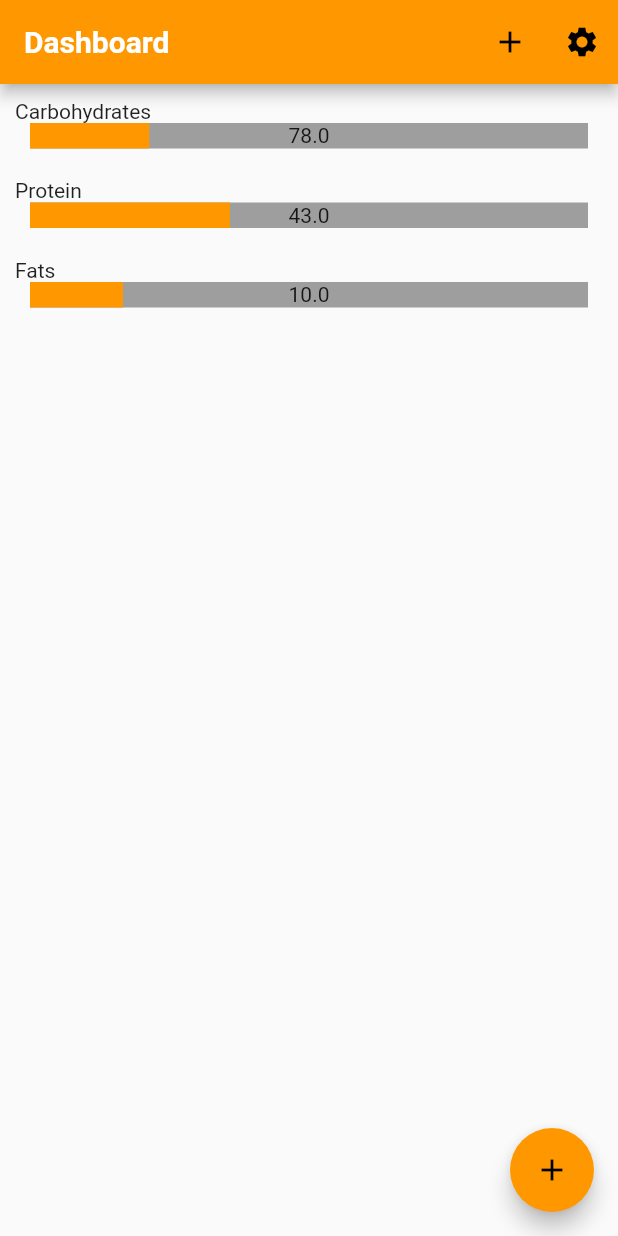
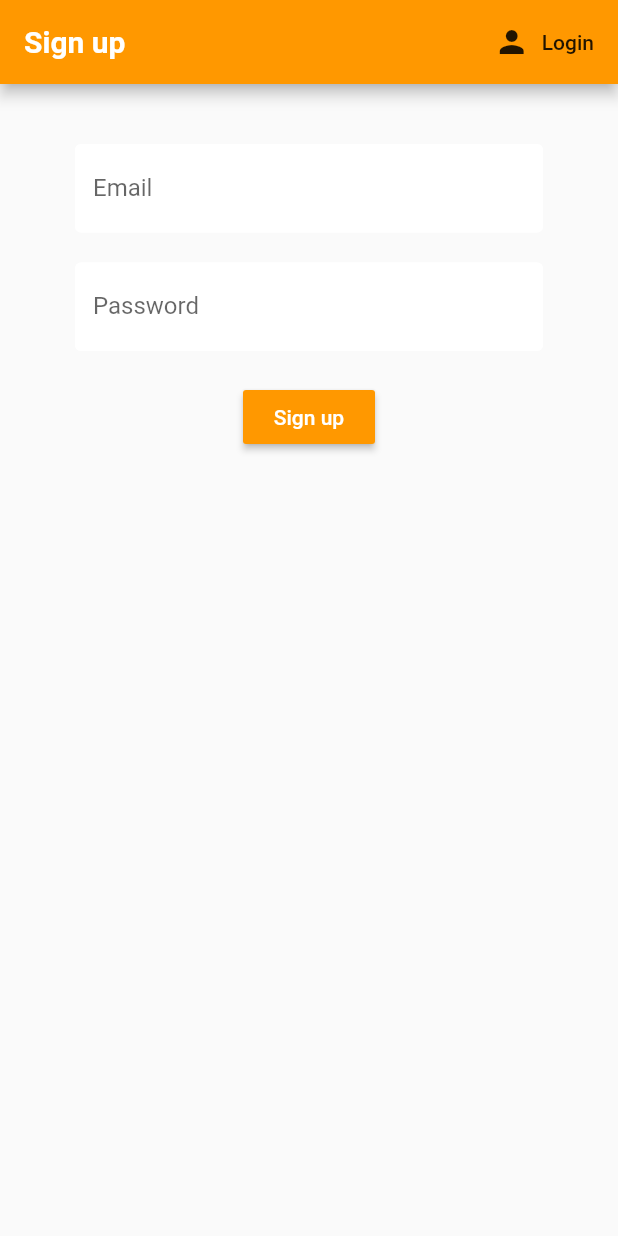
Before and after one commit to southojere/flutter-macro-counter, a Flutter app: the screen it shows after launch, on a phone screen of 412 x 824 dp. Run offline on Flutter 3.47's test engine with Material 2 defaults, Android fonts, the phone set to English and light mode, and no system bars; drawn by our look-alikes of percent_indicator; our stand-ins replace cloud_firestore, firebase_auth; accounts and stored records are empty; Roboto replaces fonts that are missing (Quicksand).

Commit message:
added auth login,signup,logout

```diff
--- a/lib/main.dart
+++ b/lib/main.dart
@@ -1,5 +1,8 @@
 import 'package:flutter/material.dart';
+import 'package:macro_counter_app/models/User.dart';
 import 'package:macro_counter_app/screens/wrapper.dart';
+import 'package:macro_counter_app/services/auth.dart';
+import 'package:provider/provider.dart';
 
 void main() => runApp(MyApp());
 
@@ -7,7 +10,9 @@ class MyApp extends StatelessWidget {
   // This widget is the root of your application.
   @override
   Widget build(BuildContext context) {
-    return MaterialApp(
+    return StreamProvider<User>.value(
+      value: AuthService().user,
+      child: MaterialApp(
         title: 'Flutter Demo',
         theme: ThemeData(
             fontFamily: 'Roboto',
@@ -26,6 +31,7 @@ class MyApp extends StatelessWidget {
                           fontWeight: FontWeight.bold),
                     ))),
         home: Wrapper(),
+      ),
     );
   }
 }
--- /dev/null
+++ b/lib/models/User.dart
@@ -0,0 +1,6 @@
+
+
+class User {
+  final String uid;
+  User(this.uid);
+}
--- a/lib/screens/auth/auth.dart
+++ b/lib/screens/auth/auth.dart
@@ -1,6 +1,6 @@
-
-import 'package:flutter/material.dart';
 import 'package:flutter/widgets.dart';
+import 'package:macro_counter_app/screens/auth/register.dart';
+import 'package:macro_counter_app/screens/auth/sign_in.dart';
 
 class Auth extends StatefulWidget {
   @override
@@ -8,16 +8,23 @@ class Auth extends StatefulWidget {
 }
 
 class _AuthState extends State<Auth> {
+  bool showSignIn = false;
+
+  void toggleView () {
+    setState(() => showSignIn = !showSignIn,);
+  }
+
+
   @override
   Widget build(BuildContext context) {
-    return Scaffold(
-      appBar: AppBar(
-        actions: <Widget>[
-
-        ],
-        title: Text('Login'),
-      ),
-      body: Text('auth page')
-    );
+    if (showSignIn) {
+      return Container(
+        child: SignIn(toggleView),
+      );
+    } else {
+      return Container(
+        child: Register(toggleView),
+      );
+    }
   }
 }
--- /dev/null
+++ b/lib/screens/auth/register.dart
@@ -0,0 +1,100 @@
+import 'package:flutter/material.dart';
+import 'package:macro_counter_app/screens/auth/sign_in.dart';
+import 'package:macro_counter_app/services/auth.dart';
+import 'package:macro_counter_app/shared/constants.dart';
+
+class Register extends StatefulWidget {
+  final Function toggleView;
+  Register(this.toggleView);
+  @override
+  _RegisterState createState() => _RegisterState();
+}
+
+class _RegisterState extends State<Register> {
+  final AuthService _auth = AuthService();
+  final _formKey = GlobalKey<FormState>();
+
+  final _emailController = TextEditingController();
+  final _passwordController = TextEditingController();
+
+   String error;
+
+  @override
+  Widget build(BuildContext context) {
+    return Scaffold(
+        appBar: AppBar(
+          actions: <Widget>[
+            FlatButton.icon(
+              icon: Icon(Icons.person),
+              label: Text('Login'),
+              onPressed: () {
+                widget.toggleView();
+              },
+            )
+          ],
+          title: Text('Sign up'),
+        ),
+        body: Container(
+            padding: EdgeInsets.symmetric(vertical: 20, horizontal: 50),
+            child: Form(
+              key: _formKey,
+              child: Column(
+                children: <Widget>[
+                  SizedBox(
+                    height: 20,
+                  ),
+                  TextFormField(
+                    controller: _emailController,
+                   decoration: textInputDeco(context).copyWith(labelText: 'Email'),
+                    keyboardType: TextInputType.emailAddress,
+                    validator: (value) {
+                      if (value.isEmpty) return 'Field is required';
+                      return null;
+                    },
+                  ),
+                  SizedBox(
+                    height: 20,
+                  ),
+                  TextFormField(
+                    controller: _passwordController,
+                    decoration: textInputDeco(context).copyWith(labelText: 'Password'),
+                    obscureText: true,
+                    validator: (value) {
+                      if (value.isEmpty) return 'Field is required';
+                      if(value.length < 6) return 'Enter a password 6+ chars';
+                      return null;
+                    },
+                  ),
+                  SizedBox(
+                    height: 20,
+                  ),
+                  RaisedButton(
+                    child: Text(
+                      'Sign up',
+                      style: TextStyle(color: Colors.white),
+                    ),
+                    color: Theme.of(context).primaryColor,
+                    textColor: Theme.of(context).textTheme.button.color,
+                    onPressed: () async {
+                      if (_formKey.currentState.validate()) {
+                        print(_passwordController.text);
+                        print(_emailController.text);
+                        dynamic res = await _auth.registerWithEmailAndPassword(_emailController.text, _passwordController.text);
+                        if(res == null) {
+                          setState(() {
+                            error = 'Error occured on signup';
+                          });
+                        }
+                      }
+                    },
+                  ),
+                  SizedBox(
+                    height: 12,
+                  ),
+                  Text(error != null ? error : '', style: TextStyle(color: Colors.red),)
+
+                ],
+              ),
+            )));
+  }
+}
--- a/lib/screens/wrapper.dart
+++ b/lib/screens/wrapper.dart
@@ -2,13 +2,16 @@
 import 'package:flutter/cupertino.dart';
 import 'package:macro_counter_app/screens/auth/auth.dart';
 import 'package:macro_counter_app/screens/home/home.dart';
+import 'package:provider/provider.dart';
+import 'package:macro_counter_app/models/User.dart';
 
 class Wrapper extends StatelessWidget {
 
   @override
-  Widget build(BuildContext context) {
+  Widget build(BuildContext context,) {
+    final user = Provider.of<User>(context);
 
-    // either return auth screen or home
-    return MyHomePage();
+    if(user == null) return Auth();
+    else return MyHomePage(); // have a logined in user
   }
 }
--- /dev/null
+++ b/lib/shared/constants.dart
@@ -0,0 +1,12 @@
+import  'package:flutter/material.dart';
+
+InputDecoration textInputDeco (context) => InputDecoration(
+  fillColor: Colors.white,
+  filled: true,
+  enabledBorder: OutlineInputBorder(
+    borderSide: BorderSide(color: Colors.white, width: 2.0)
+  ),
+  focusedBorder: OutlineInputBorder(
+    borderSide: BorderSide(color: Theme.of(context).primaryColor, width: 2.0)
+  ),
+);
--- a/pubspec.yaml
+++ b/pubspec.yaml
@@ -27,6 +27,7 @@ dependencies:
   # The following adds the Cupertino Icons font to your application.
   # Use with the CupertinoIcons class for iOS style icons.
   cupertino_icons: ^0.1.2
+  provider: ^4.0.1
 
 dev_dependencies:
   flutter_test:
```
Also changed, not shown: lib/screens/auth/sign_in.dart (added, +105 -0 lines), lib/screens/settings/settings_screen.dart (+11 -3 lines), lib/services/auth.dart (added, +66 -0 lines), lib/services/database.dart (added, +7 -0 lines), pubspec.lock, 4 other files. Lines whose indentation alone changed are shown as unchanged.
